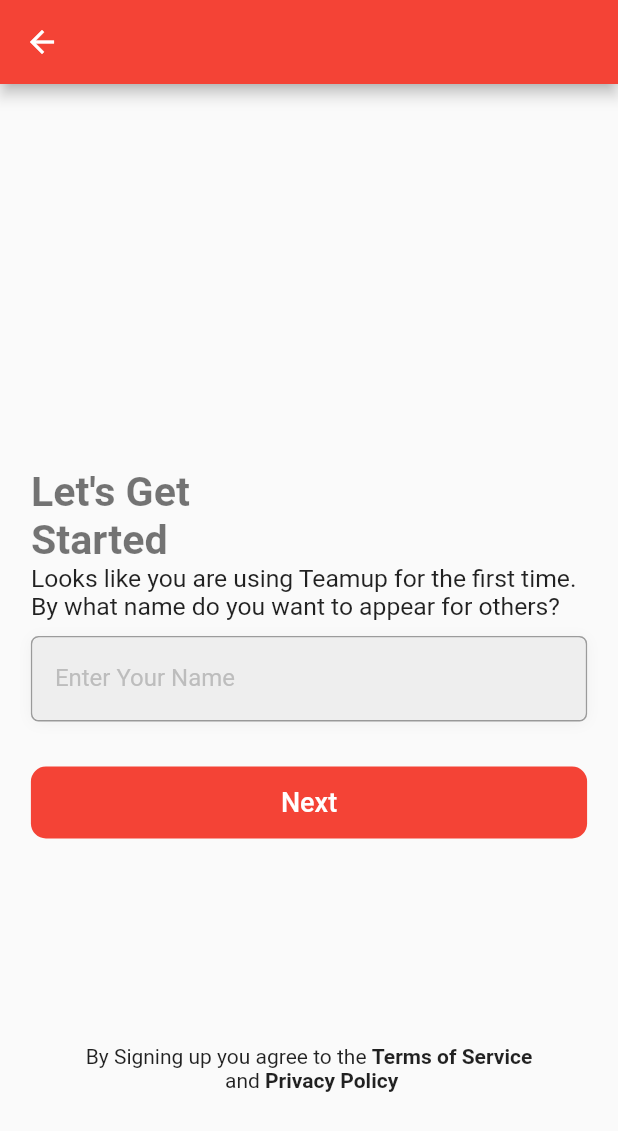
After one commit to boblingram/TeauUp, a Flutter app: the RegisterView screen opened directly, on a phone screen of 412 x 824 dp. The commit adds this screen. Shown: the top 1131 px of the screen. Run offline on Flutter 3.47's test engine with Material 2 defaults, Android fonts, the phone set to English and light mode, and no system bars; our stand-ins replace charts_flutter_new, contacts_service, firebase_core, firebase_messaging, flutter_local_notifications, flutter_switch and 14 more; missing offline and left inert: quds_popup_menu; accounts and stored records are empty; project files that could hold a hidden picture were left out.

Commit message:
-> Added Register View Screen. -> Added iOS Permissions.

```diff
--- a/lib/utils/app_strings.dart
+++ b/lib/utils/app_strings.dart
@@ -1,5 +1,11 @@
 class AppStrings {
   static const String dummyData =
+      "Lorem Ipsum is simply dummy text of the printing and typesetting industry. Lorem Ipsum has been the industry's standard dummy text ever since the 1500s, when an unknown printer took a galley of type and scrambled it to make a type specimen book. It has survived not only five centuries, but also the leap into electronic typesetting, remaining essentially unchanged. It was popularised in the 1960s with the release of Letraset sheets containing Lorem Ipsum passages, and more recently with desktop publishing software like Aldus PageMaker including versions of Lorem Ipsum.";
+
+  static const String privacyData =
+      "Lorem Ipsum is simply dummy text of the printing and typesetting industry. Lorem Ipsum has been the industry's standard dummy text ever since the 1500s, when an unknown printer took a galley of type and scrambled it to make a type specimen book. It has survived not only five centuries, but also the leap into electronic typesetting, remaining essentially unchanged. It was popularised in the 1960s with the release of Letraset sheets containing Lorem Ipsum passages, and more recently with desktop publishing software like Aldus PageMaker including versions of Lorem Ipsum.";
+
+  static const String termsData =
       "Lorem Ipsum is simply dummy text of the printing and typesetting industry. Lorem Ipsum has been the industry's standard dummy text ever since the 1500s, when an unknown printer took a galley of type and scrambled it to make a type specimen book. It has survived not only five centuries, but also the leap into electronic typesetting, remaining essentially unchanged. It was popularised in the 1960s with the release of Letraset sheets containing Lorem Ipsum passages, and more recently with desktop publishing software like Aldus PageMaker including versions of Lorem Ipsum.";
 
   static const String goals = "Goals";
--- /dev/null
+++ b/lib/views/Register_View.dart
@@ -0,0 +1,120 @@
+import 'package:flutter/gestures.dart';
+import 'package:flutter/material.dart';
+import 'package:sizer/sizer.dart';
+import 'package:teamup/mixins/baseClass.dart';
+
+import '../bottom_sheets/privacy_policy_bottom_sheet.dart';
+import '../bottom_sheets/terms_condition_bottom_sheet.dart';
+import '../utils/app_strings.dart';
+import '../widgets/edittext_with_hint.dart';
+import '../widgets/rounded_edge_button.dart';
+
+class RegisterView extends StatefulWidget {
+  const RegisterView({super.key});
+
+  @override
+  State<RegisterView> createState() => _RegisterViewState();
+}
+
+class _RegisterViewState extends State<RegisterView> with BaseClass{
+
+  TextEditingController nameController = TextEditingController();
+
+  @override
+  void dispose() {
+    nameController.dispose();
+    super.dispose();
+  }
+
+  @override
+  Widget build(BuildContext context) {
+    return Scaffold(
+      appBar: AppBar(backgroundColor: Colors.red,),
+      body: Container(
+        child: Column(
+          children: [
+            Expanded(child: Container(),flex: 2,),
+            Expanded(child: Container(
+              padding: EdgeInsets.fromLTRB(5.w, 0, 5.w, 0),
+              child: Column(
+                crossAxisAlignment: CrossAxisAlignment.start,
+                children: [
+                  Text("Let's Get\nStarted",style: TextStyle(fontSize: 20.sp,color: Colors.black54,fontWeight: FontWeight.w700),),
+                  Text("Looks like you are using Teamup for the first time. By what name do you want to appear for others?",style: TextStyle(fontSize: 12.sp),),
+                  Container(
+                    margin: EdgeInsets.symmetric(vertical: 10),
+                    decoration: BoxDecoration(
+                        border: Border.all(color: Colors.grey),
+                        borderRadius: BorderRadius.circular(5)),
+                    child: EditTextWithHint(
+                        hintText: "Enter Your Name",
+                        context: context,
+                        leftMargin: 0,
+                        rightMargin: 0,
+                        radius: 5,
+                        textEditingController:
+                        nameController,
+                        inputAction: TextInputAction.done,
+                        inputType: TextInputType.text),
+                  ),
+                  RoundedEdgeButton(
+                      backgroundColor:
+                      Colors.red,
+                      text: "Next",
+                      leftMargin: 0,topMargin: 20,
+                      buttonRadius: 10,
+                      rightMargin: 0,
+                      bottomMargin: 20,
+                      onPressed: () {
+                        print("Next Button Pressed");
+                      },
+                      context: context)
+                ],
+              ),
+            ),flex: 3,),
+            Expanded(child: Text.rich(
+              TextSpan(
+                children: [
+                  TextSpan(text: 'By Signing up you agree to the '),
+                  TextSpan(
+                    recognizer: TapGestureRecognizer()
+                      ..onTap = _handleTermsTap,
+                    text: 'Terms of Service',
+                    style: TextStyle(fontWeight: FontWeight.bold),
+                  ),
+                  TextSpan(text: ' \n and '),
+                  TextSpan(
+                    recognizer: TapGestureRecognizer()
+                      ..onTap = _handlePrivacyTap,
+                    text: 'Privacy Policy',
+                    style: TextStyle(fontWeight: FontWeight.bold),
+                  ),
+                ],
+              ),
+              textAlign: TextAlign.center,
+            ),flex: 1,)
+          ],
+        ),
+      ),
+    );
+  }
+
+  void _handlePrivacyTap() {
+    PrivacyPolicyBottomSheet().privacyBottomSheet(
+        context: context,
+        title: "Privacy Policy",
+        data: AppStrings.privacyData,
+        onCloseClick: () {
+          popToPreviousScreen(context: context);
+        });
+  }
+  void _handleTermsTap() {
+    TermsBottomSheet().termsBottomSheet(
+        context: context,
+        title: "Terms & Conditions",
+        data: AppStrings.termsData,
+        onCloseClick: () {
+          popToPreviousScreen(context: context);
+        });
+  }
+}
```
Also changed, not shown: 2 other files.
